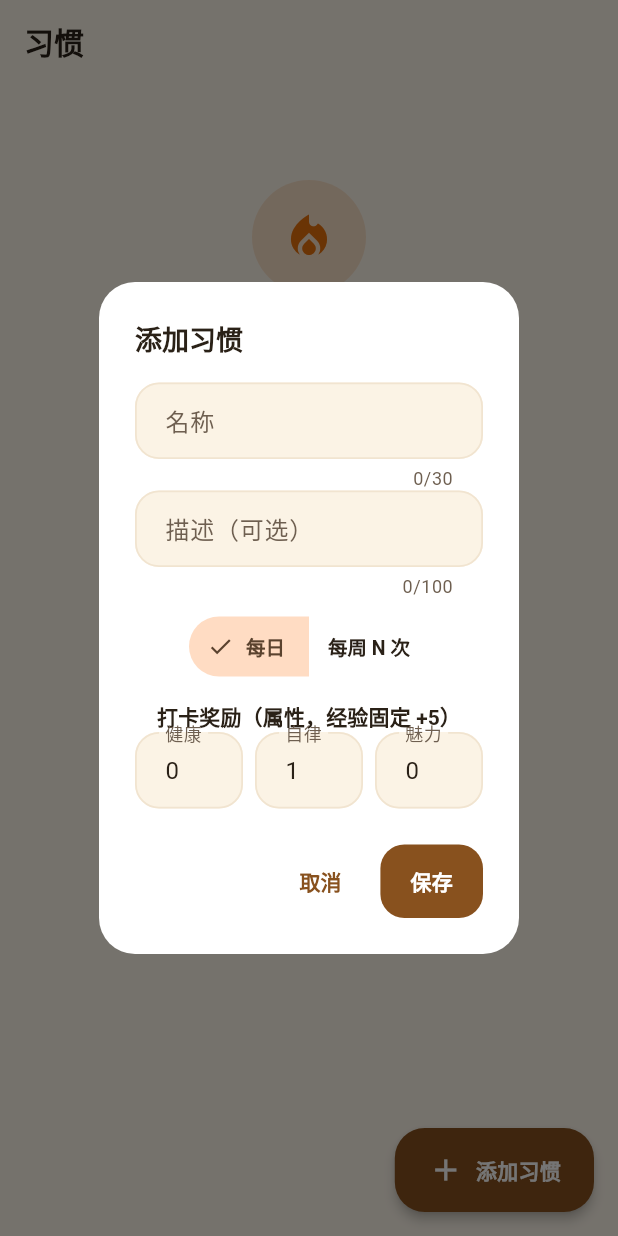
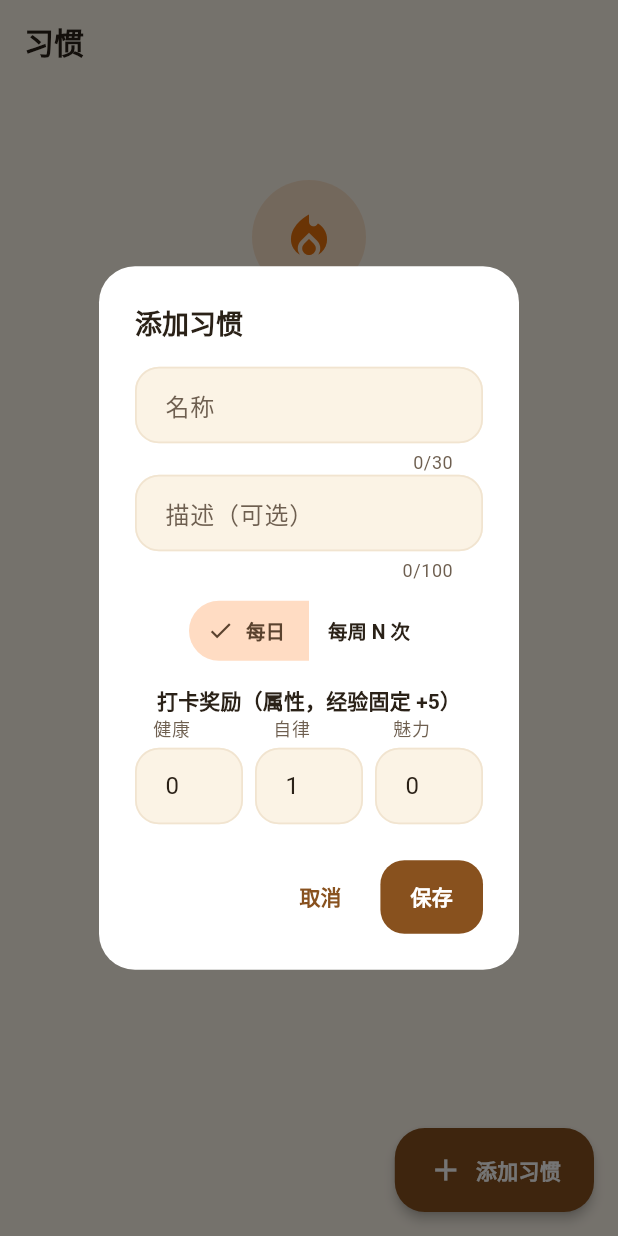
Before and after one commit to top-player/babydaily, a Flutter app: the HabitsPage screen opened directly, after a tap on "添加习惯", on a phone screen of 412 x 824 dp. Run offline on Flutter 3.47's test engine with Material 3 defaults, Android fonts, the phone set to English and light mode, and no system bars; our stand-ins replace drift; accounts and stored records are empty; generated files the repository leaves out were written again.

Commit message:
fix(ui): 输入框标签重叠

```diff
--- a/lib/src/ui/habits_page.dart
+++ b/lib/src/ui/habits_page.dart
@@ -539,10 +539,25 @@ class _HabitsPageState extends State<HabitsPage> {
   }
 
   Widget _field(String label, TextEditingController controller) {
-    return TextField(
-      controller: controller,
-      keyboardType: TextInputType.number,
-      decoration: InputDecoration(labelText: label, isDense: true),
+    // 浮动标签（M3 描边式）会压在边框线上、与上方标题重叠，
+    // 所以改用"框外小标题 + 无标签输入框"的布局。
+    return Column(
+      crossAxisAlignment: CrossAxisAlignment.start,
+      children: [
+        Padding(
+          padding: const EdgeInsets.only(left: 12),
+          child: Text(label, style: Theme.of(context).textTheme.bodySmall),
+        ),
+        const SizedBox(height: 4),
+        Semantics(
+          label: label,
+          child: TextField(
+            controller: controller,
+            keyboardType: TextInputType.number,
+            decoration: const InputDecoration(),
+          ),
+        ),
+      ],
     );
   }
 }
```
Also changed, not shown: lib/src/ui/tasks_page.dart (+19 -4 lines).
